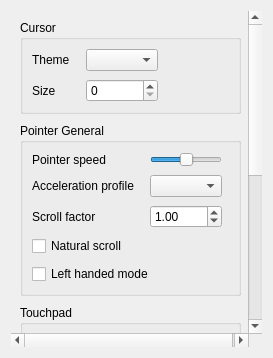
Old version of the form src/mouse.ui in the repository labwc/labwc-tweaks.
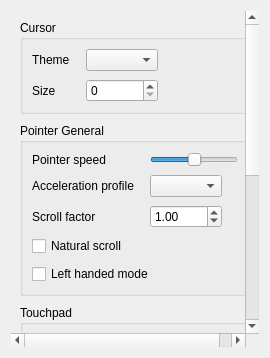
New version of the form.

Commit message: More place for the slider

```diff
--- a/src/mouse.ui
+++ b/src/mouse.ui
@@ -79,7 +79,7 @@
             </property>
            </widget>
           </item>
-          <item row="0" column="1">
+          <item row="0" column="1" colspan="2">
            <widget class="QSlider" name="pointerSpeed">
             <property name="minimum">
              <number>-10</number>
@@ -95,13 +95,6 @@
             </property>
            </widget>
           </item>
-          <item row="0" column="2">
-           <spacer name="horizontalSpacer_2">
-            <property name="orientation">
-             <enum>Qt::Orientation::Horizontal</enum>
-            </property>
-           </spacer>
-          </item>
           <item row="1" column="0">
            <widget class="QLabel" name="label_accelProfile">
             <property name="text">
```
